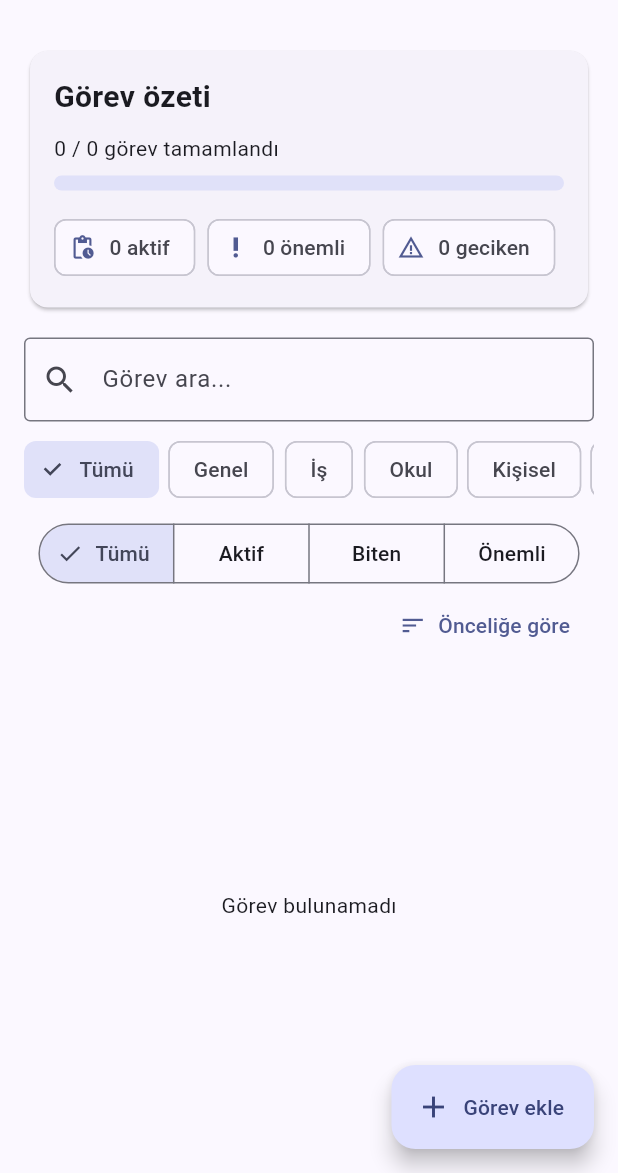
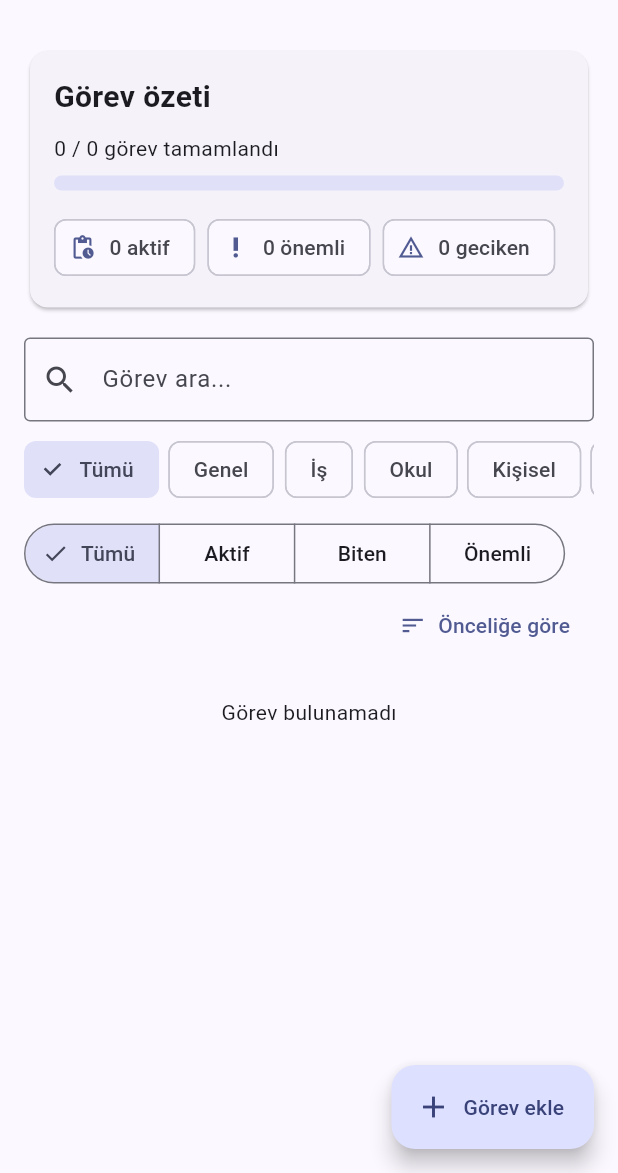
Before and after one commit to alidanis61615/TaskFlow, a Flutter app: the screen it shows after launch, on a phone screen of 412 x 824 dp, the part 63-1236 px from its top. Run offline on Flutter 3.47's test engine with Material 3 defaults, Android fonts, the phone set to English and light mode, and no system bars; our stand-ins replace shared_preferences, sqflite; accounts and stored records are empty.

Commit message:
Keep task dashboard scrollable with the keyboard open and test small screens

```diff
--- a/lib/screens/task_home.dart
+++ b/lib/screens/task_home.dart
@@ -135,9 +135,8 @@ class _TaskHomeState extends State<TaskHome> {
         icon: const Icon(Icons.add),
         label: const Text('Görev ekle'),
       ),
-      body: Padding(
-        padding: const EdgeInsets.all(16),
-        child: Column(
+      body: ListView(
+        padding: const EdgeInsets.fromLTRB(16, 16, 16, 96),
         children: [
           if (loadError != null)
             Card(
@@ -157,10 +156,7 @@ class _TaskHomeState extends State<TaskHome> {
                 children: [
                   const Text(
                     'Görev özeti',
-                      style: TextStyle(
-                        fontSize: 20,
-                        fontWeight: FontWeight.bold,
-                      ),
+                    style: TextStyle(fontSize: 20, fontWeight: FontWeight.bold),
                   ),
                   const SizedBox(height: 10),
                   Text('$done / ${tasks.length} görev tamamlandı'),
@@ -293,14 +289,14 @@ class _TaskHomeState extends State<TaskHome> {
               ),
             ),
           ),
-            Expanded(
-              child: shown.isEmpty
-                  ? const Center(child: Text('Görev bulunamadı'))
-                  : ListView.builder(
-                      itemCount: shown.length,
-                      itemBuilder: (context, i) {
-                        final task = shown[i];
-                        return Card(
+          if (shown.isEmpty)
+            const Padding(
+              padding: EdgeInsets.all(24),
+              child: Center(child: Text('Görev bulunamadı')),
+            )
+          else
+            ...shown.map(
+              (task) => Card(
                 child: ListTile(
                   leading: Checkbox(
                     value: task.completed,
@@ -369,20 +365,15 @@ class _TaskHomeState extends State<TaskHome> {
                         await repository.delete(task.id!);
                         await refresh();
                       } catch (_) {
-                                  showError(
-                                    'Görev silinemedi. Lütfen yeniden deneyin.',
-                                  );
+                        showError('Görev silinemedi. Lütfen yeniden deneyin.');
                       }
                     },
                   ),
                 ),
-                        );
-                      },
               ),
             ),
         ],
       ),
-      ),
     );
   }
 }
```
Also changed, not shown: 5 other files. Lines whose indentation alone changed are shown as unchanged.
